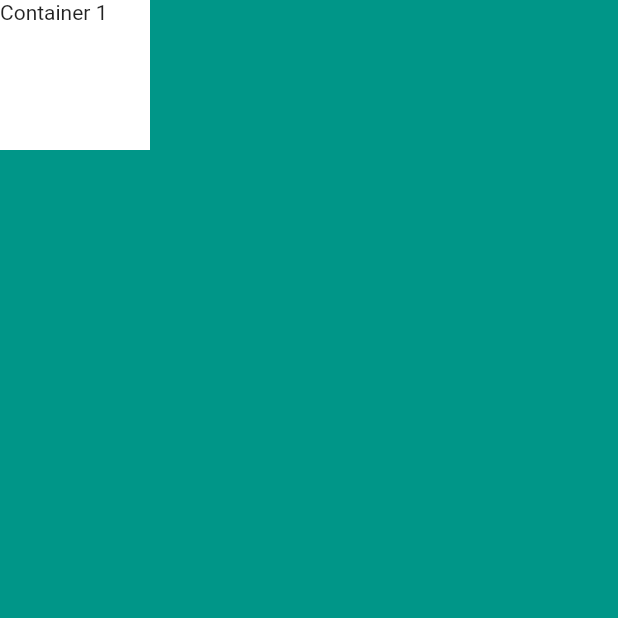
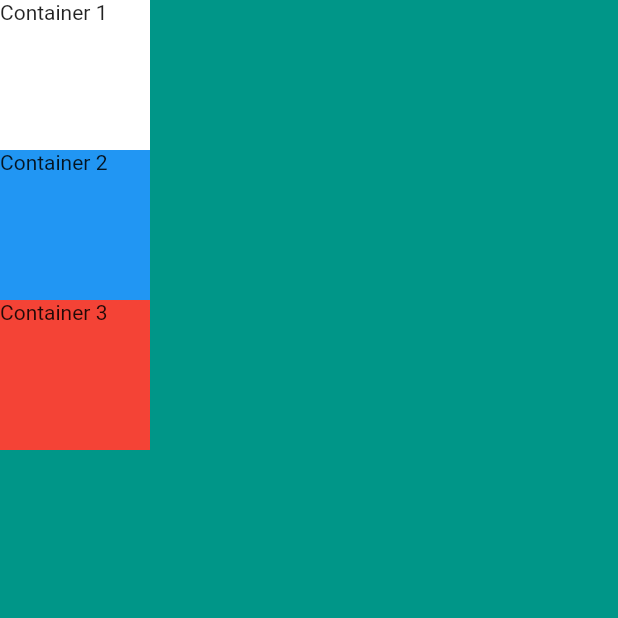
Before and after one commit to naomi-ndibui/MiCard, a Flutter app: the screen it shows after launch, on a phone screen of 412 x 824 dp, the top half of it. Run offline on Flutter 3.47's test engine with Material 2 defaults, Android fonts, the phone set to English and light mode, and no system bars.

Commit message:
added three containers with a width, height, color and a child

```diff
--- a/lib/main.dart
+++ b/lib/main.dart
@@ -14,12 +14,24 @@ class MyApp extends StatelessWidget {
          body: SafeArea(
            child: Column(
              children: <Widget>[
-             Container(
+               Container(
               height: 100.0,
               width: 100.0,
               color: Colors.white,
               child: Text('Container 1'),
-             )
+             ),
+               Container(
+                 width: 100.0,
+                 height:100.0,
+                 color: Colors.blue,
+                 child: Text('Container 2'),
+               ),
+               Container(
+                 width: 100.0,
+                 height:100.0,
+                 color: Colors.red,
+                 child: Text('Container 3'),
+               ),
              ],
            ),
          ),
```
